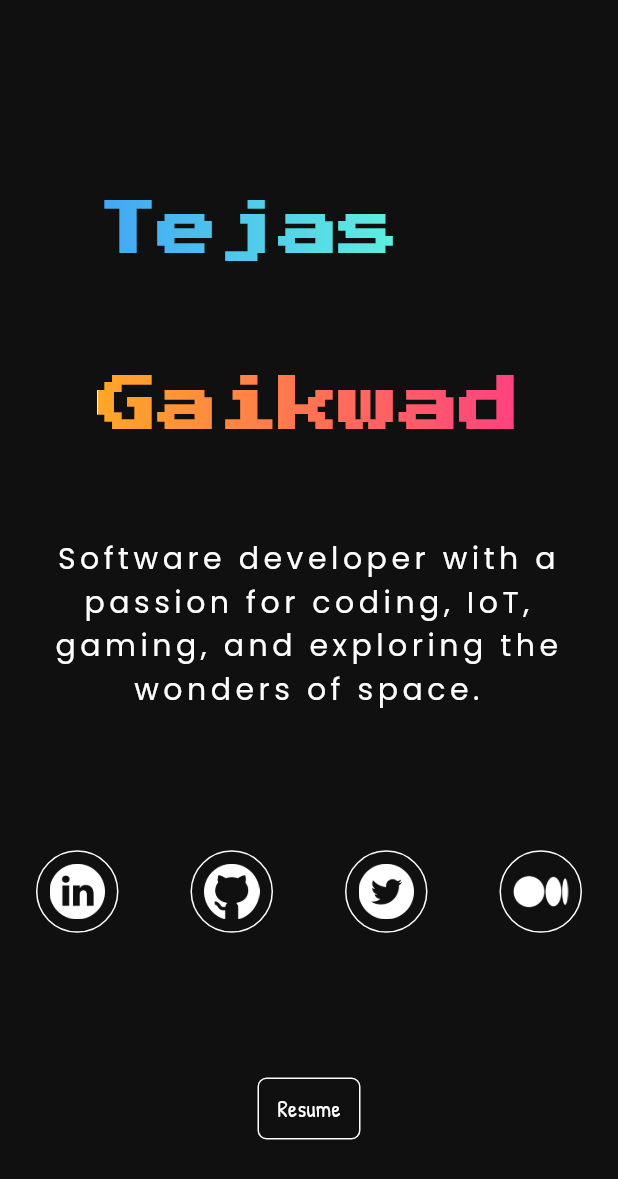
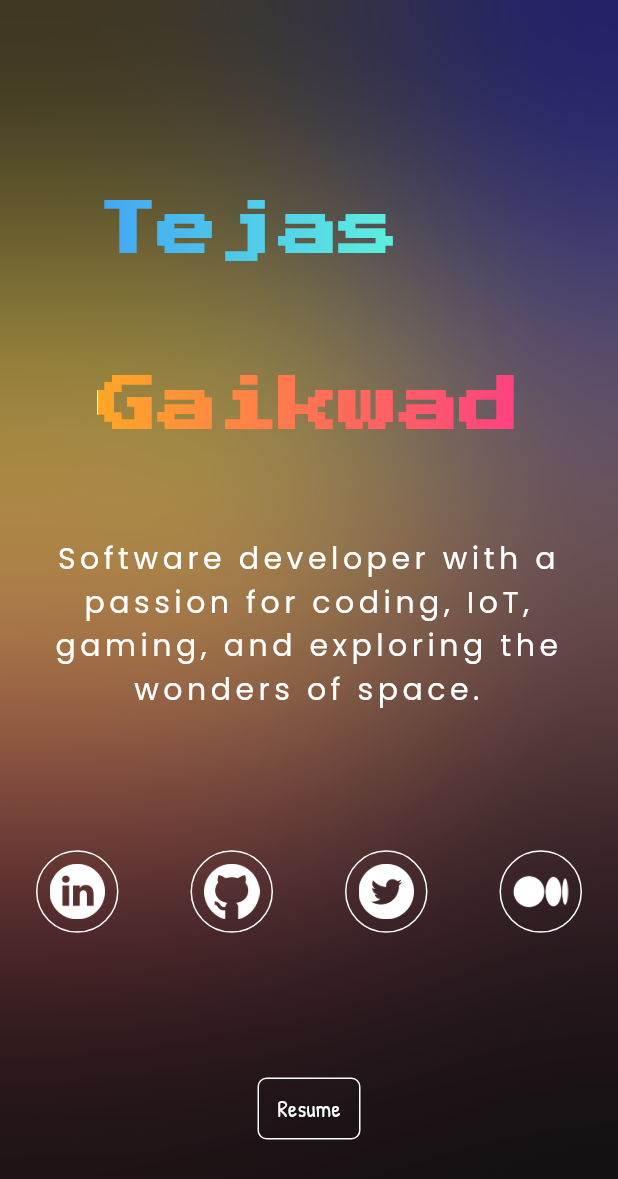
Before and after one commit to Tejas-gaikwad/tejas-gaikwad-portfolio.github.io, a Flutter app: the screen it shows after launch, on a phone screen of 412 x 824 dp. Shown: the top 1179 px of the screen. Run offline on Flutter 3.47's test engine with Material 3 defaults, Android fonts, the light colour scheme and no system bars; our stand-ins replace get; missing offline and left inert: dart:js.

Commit message:
added circular moving colorfule circles

```diff
--- a/lib/HomeScreen/View/homeScreen.dart
+++ b/lib/HomeScreen/View/homeScreen.dart
@@ -50,27 +50,27 @@ class _HomeScreenState extends State<HomeScreen>
           // height: MediaQuery.of(context).size.height * 3.8,
           child: Stack(
             children: [
-              // const Positioned(
-              //     left: 0,
-              //     top: 10,
-              //     child: MovingCircle(
-              //       color1: Color(0XFF000AFF),
-              //       color2: Color(0XFFFF00D6),
-              //     )),
-              // const Positioned(
-              //     left: 500,
-              //     top: 1100,
-              //     child: MovingCircle(
-              //       color1: Color.fromARGB(255, 132, 183, 14),
-              //       color2: Color.fromARGB(255, 238, 5, 133),
-              //     )),
-              // const Positioned(
-              //     right: 10,
-              //     top: 150,
-              //     child: MovingCircle(
-              //       color1: Color(0XFFC8F029),
-              //       color2: Color(0XFFCE5700),
-              //     )),
+              const Positioned(
+                  left: 0,
+                  top: 10,
+                  child: MovingCircle(
+                    color1: Color(0XFF000AFF),
+                    color2: Color(0XFFFF00D6),
+                  )),
+              const Positioned(
+                  left: 500,
+                  top: 1100,
+                  child: MovingCircle(
+                    color1: Color.fromARGB(255, 132, 183, 14),
+                    color2: Color.fromARGB(255, 238, 5, 133),
+                  )),
+              const Positioned(
+                  right: 10,
+                  top: 150,
+                  child: MovingCircle(
+                    color1: Color(0XFFC8F029),
+                    color2: Color(0XFFCE5700),
+                  )),
               const GlassMorphismWidget(),
 
               Column(
```
